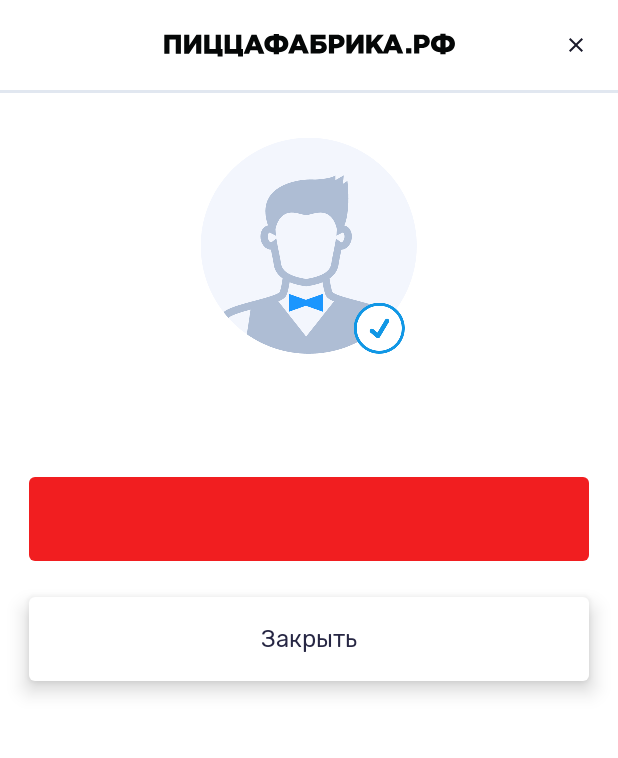
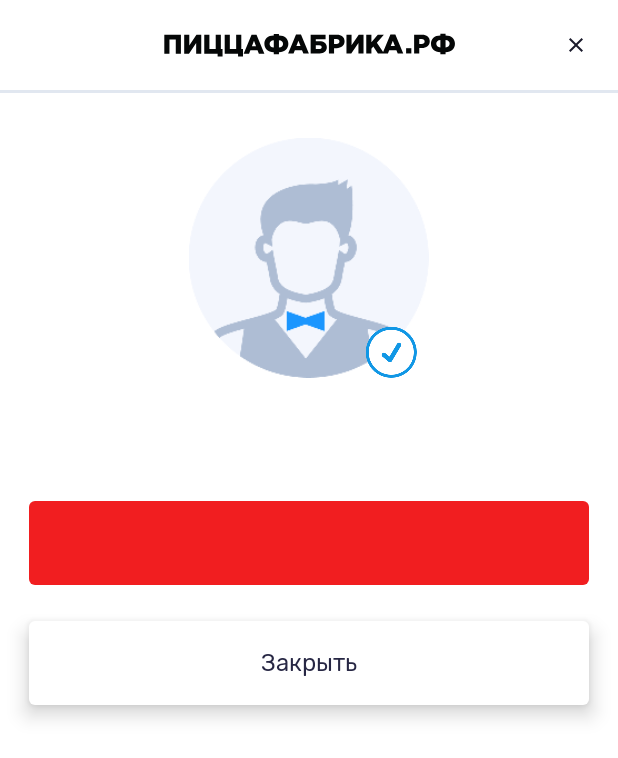
Before and after one commit to stmx/CloudTips-SDK-Android, an Android app: the layout activity_completion.xml on its own in the app's theme, with its tools: preview values and no code run, on a phone screen of 412 x 824 dp. Shown: the top 758 px of the screen. Run offline under Robolectric (Android 15) with nearby library versions, the phone set to English and light mode, and no system bars.

Commit message:
Change user avatar size to 160dp

```diff
--- a/sdk/src/main/res/layout/activity_completion.xml
+++ b/sdk/src/main/res/layout/activity_completion.xml
@@ -44,8 +44,8 @@
 
             <ImageView
                 android:id="@+id/imageViewAvatar"
-                android:layout_width="wrap_content"
-                android:layout_height="wrap_content"
+                android:layout_width="160dp"
+                android:layout_height="160dp"
                 android:layout_marginTop="30dp"
                 android:src="@drawable/no_avatar_completion_activity"
                 app:layout_constraintEnd_toEndOf="parent"
```
